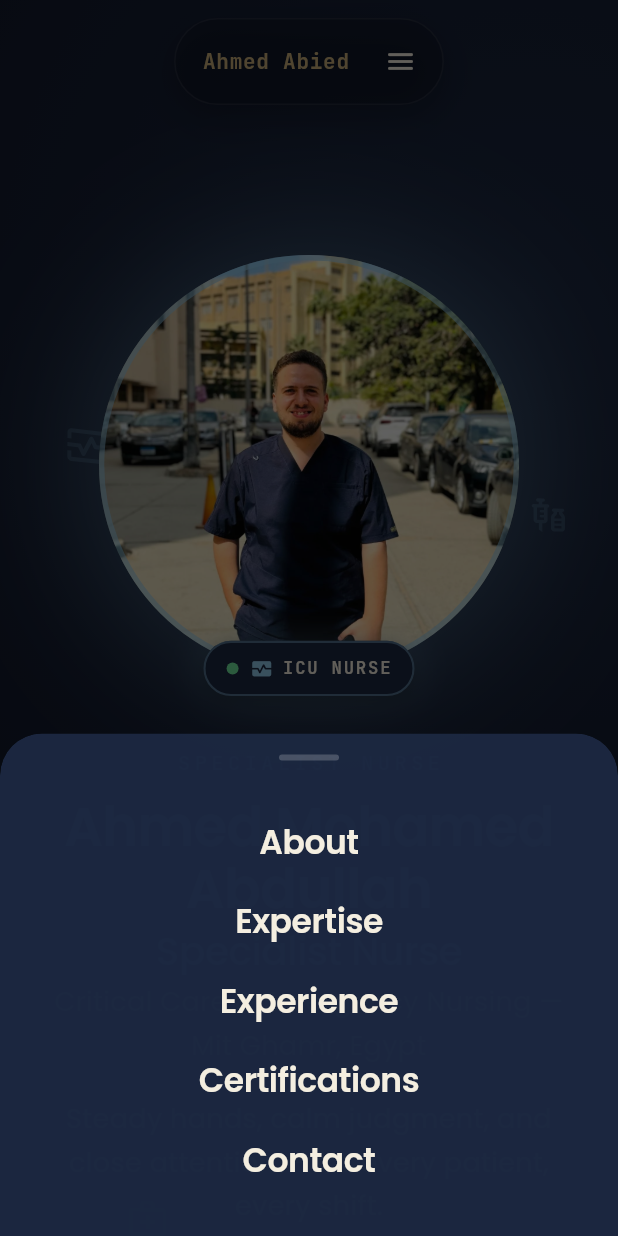
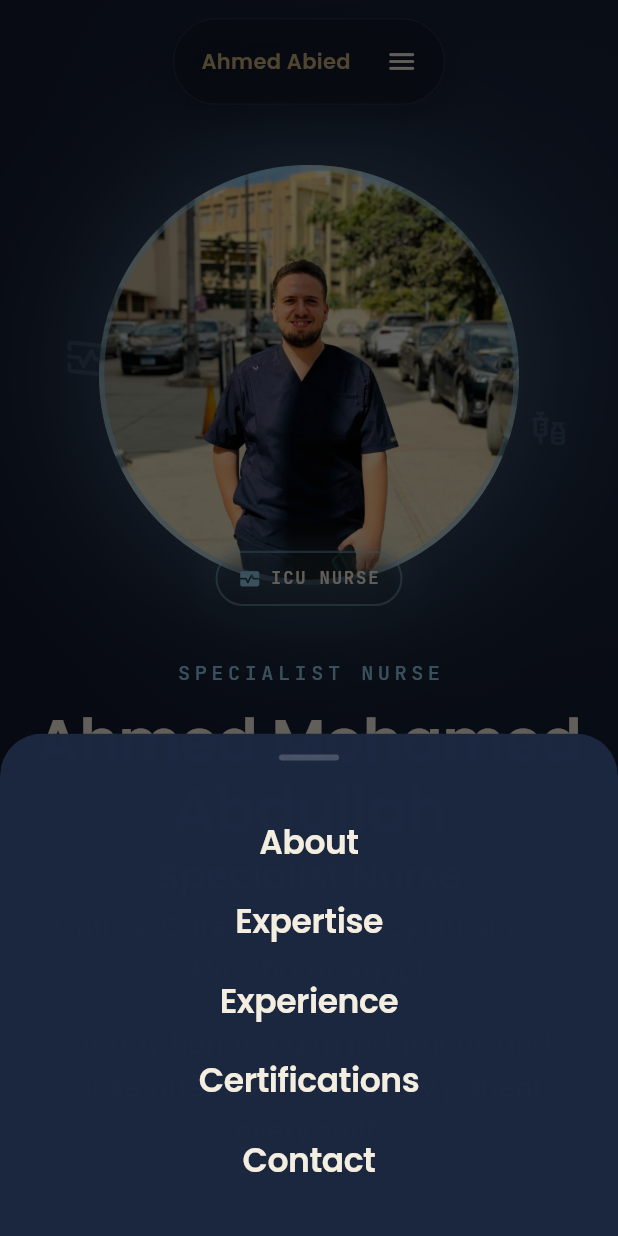
Before and after one commit to kmind345-create/ABIED, a Flutter app: the screen it shows after launch, after a tap on the "menu" icon, on a phone screen of 412 x 824 dp. Run offline on Flutter 3.47's test engine with Material 3 defaults, Android fonts, the phone set to English and light mode, and no system bars; drawn by our look-alikes of flutter_animate.

Commit message:
update UI

```diff
--- a/lib/data/portfolio_data.dart
+++ b/lib/data/portfolio_data.dart
@@ -158,10 +158,12 @@ class CertItem {
   final String subtitle;
   final String issuer;
   final String year;
+  final String credentialId;
   const CertItem({
     required this.title,
     required this.subtitle,
     required this.issuer,
     required this.year,
+    this.credentialId = 'Active — no expiry',
   });
 }
--- a/lib/widgets/certifications_section.dart
+++ b/lib/widgets/certifications_section.dart
@@ -79,16 +79,17 @@ class CertificationsSection extends StatelessWidget {
       height: compact ? 260 : 280,
       front: BadgeFace(
         child: Column(
-          crossAxisAlignment: CrossAxisAlignment.start,
+          crossAxisAlignment: CrossAxisAlignment.center,
           children: [
             Icon(Icons.verified_outlined, color: AppColors.sky, size: 32),
             const SizedBox(height: 22),
             Text(
               cert.title,
+              textAlign: TextAlign.center,
               style: AppText.display.copyWith(fontSize: compact ? 28 : 34, fontWeight: FontWeight.w700),
             ),
             const SizedBox(height: 6),
-            Text(cert.subtitle, style: AppText.body.copyWith(fontSize: 14.5)),
+            Text(cert.subtitle, textAlign: TextAlign.center, style: AppText.body.copyWith(fontSize: 14.5)),
             const Spacer(),
             Text('TAP TO FLIP', style: AppText.mono.copyWith(fontSize: 11, color: AppColors.sand)),
           ],
@@ -106,6 +107,23 @@ class CertificationsSection extends StatelessWidget {
             Text('YEAR', style: AppText.mono.copyWith(fontSize: 11, color: AppColors.sky)),
             const SizedBox(height: 6),
             Text(cert.year, style: AppText.body.copyWith(fontSize: 16.5, color: AppColors.cream)),
+            const SizedBox(height: 20),
+            Divider(color: AppColors.sky.withOpacity(0.18), height: 1),
+            const SizedBox(height: 20),
+            Text('STATUS', style: AppText.mono.copyWith(fontSize: 11, color: AppColors.sky)),
+            const SizedBox(height: 6),
+            Row(
+              children: [
+                Icon(Icons.check_circle, color: AppColors.sky, size: 16),
+                const SizedBox(width: 6),
+                Text(
+                  cert.credentialId,
+                  style: AppText.body.copyWith(fontSize: 14.5, color: AppColors.cream),
+                ),
+              ],
+            ),
+            const Spacer(),
+            Text('TAP TO FLIP', style: AppText.mono.copyWith(fontSize: 11, color: AppColors.sand)),
           ],
         ),
       ),
--- a/lib/widgets/hero_section.dart
+++ b/lib/widgets/hero_section.dart
@@ -84,7 +84,7 @@ class _HeroSectionState extends State<HeroSection> {
           PortfolioData.name,
           textAlign: isMobile ? TextAlign.center : TextAlign.left,
           style: AppText.display.copyWith(
-            fontSize: isMobile ? 36 : 74,
+            fontSize: isMobile ? 40 : 80,
           ),
         ).animate().fadeIn(delay: 300.ms).slideY(begin: 0.3, end: 0),
         const SizedBox(height: 6),
@@ -131,7 +131,7 @@ class _HeroSectionState extends State<HeroSection> {
       padding: EdgeInsets.only(
         left: isMobile ? 24 : 80,
         right: isMobile ? 24 : 80,
-        top: isMobile ? 170 : 100,
+        top: isMobile ? 110 : 100,
         bottom: isMobile ? 60 : 100,
       ),
       decoration: const BoxDecoration(
--- a/lib/widgets/icu_badge.dart
+++ b/lib/widgets/icu_badge.dart
@@ -14,7 +14,7 @@ class IcuBadge extends StatelessWidget {
     return Container(
       padding: const EdgeInsets.symmetric(horizontal: 14, vertical: 9),
       decoration: BoxDecoration(
-        color: AppColors.navyLight,
+        color: Colors.transparent,
         borderRadius: BorderRadius.circular(30),
         border: Border.all(color: AppColors.sky.withOpacity(0.45), width: 1.4),
         boxShadow: [
@@ -33,10 +33,6 @@ class IcuBadge extends StatelessWidget {
       child: Row(
         mainAxisSize: MainAxisSize.min,
         children: [
-          // A tiny "live monitor" dot — pulses forever, like a
-          // vitals reading that never flatlines.
-          _PulseDot(),
-          const SizedBox(width: 8),
           Icon(Icons.monitor_heart_rounded, color: AppColors.sky, size: 15),
           const SizedBox(width: 6),
           Text(
@@ -53,37 +49,3 @@ class IcuBadge extends StatelessWidget {
     );
   }
 }
-
-class _PulseDot extends StatelessWidget {
-  @override
-  Widget build(BuildContext context) {
-    return SizedBox(
-      width: 8,
-      height: 8,
-      child: Stack(
-        alignment: Alignment.center,
-        children: [
-          Container(
-            width: 8,
-            height: 8,
-            decoration: const BoxDecoration(
-              color: Color(0xFF6FE39B), // vitals-monitor green
-              shape: BoxShape.circle,
-            ),
-          )
-              .animate(onPlay: (c) => c.repeat(reverse: true))
-              .scaleXY(begin: 1, end: 1.9, duration: 900.ms, curve: Curves.easeOut)
-              .fadeOut(begin: 0.9, duration: 900.ms),
-          Container(
-            width: 6,
-            height: 6,
-            decoration: const BoxDecoration(
-              color: Color(0xFF6FE39B),
-              shape: BoxShape.circle,
-            ),
-          ),
-        ],
-      ),
-    );
-  }
-}
--- a/lib/widgets/nav_bar.dart
+++ b/lib/widgets/nav_bar.dart
@@ -46,7 +46,7 @@ class NavBar extends StatelessWidget implements PreferredSizeWidget {
             onPressed: () => _scrollTo(entry.value),
             child: Text(
               entry.key,
-              style: AppText.body.copyWith(fontSize: 14.5, color: AppColors.cream),
+              style: AppText.body.copyWith(fontSize: 12.5, color: AppColors.cream),
             ),
           ),
         const SizedBox(width: 32),
@@ -102,7 +102,7 @@ class FloatingNavPill extends StatelessWidget {
             child: Text(
               PortfolioData.navShortName,
               overflow: TextOverflow.ellipsis,
-              style: AppText.mono.copyWith(
+              style: AppText.body.copyWith(
                 fontSize: 14,
                 fontWeight: FontWeight.w700,
                 color: AppColors.sand,
```
